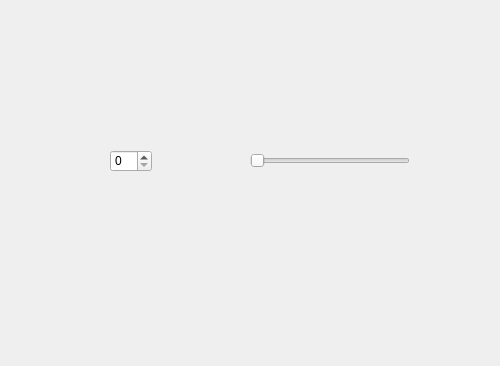
Above: mainwindow.ui from kim645631/Spinbox before the change; both pictures show x 0 to 500 and y 0 to 366 of the 800 by 600 pixel window. Below: the same form after it.
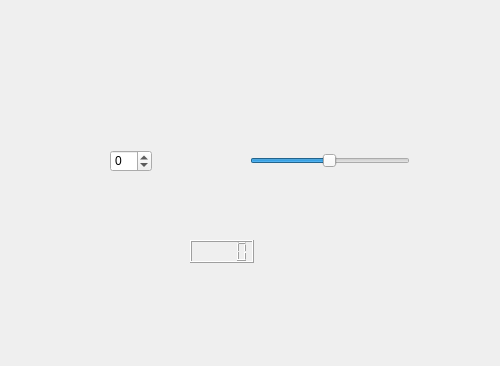
That is the form after the change.

Commit message: Project Complet

The edit to the form file:
```diff
--- a/mainwindow.ui
+++ b/mainwindow.ui
@@ -23,6 +23,12 @@
       <height>22</height>
      </rect>
     </property>
+    <property name="minimum">
+     <number>-100</number>
+    </property>
+    <property name="maximum">
+     <number>100</number>
+    </property>
    </widget>
    <widget class="QSlider" name="horizontalSlider">
     <property name="geometry">
@@ -33,10 +39,32 @@
       <height>22</height>
      </rect>
     </property>
+    <property name="minimum">
+     <number>-100</number>
+    </property>
+    <property name="maximum">
+     <number>101</number>
+    </property>
     <property name="orientation">
      <enum>Qt::Orientation::Horizontal</enum>
     </property>
    </widget>
+   <widget class="QLCDNumber" name="lcdNumber">
+    <property name="geometry">
+     <rect>
+      <x>190</x>
+      <y>240</y>
+      <width>64</width>
+      <height>23</height>
+     </rect>
+    </property>
+    <property name="toolTip">
+     <string/>
+    </property>
+    <property name="statusTip">
+     <string/>
+    </property>
+   </widget>
   </widget>
   <widget class="QMenuBar" name="menubar">
    <property name="geometry">
```
Left out of the diff: 16 changed lines with no effect on the pictures.
